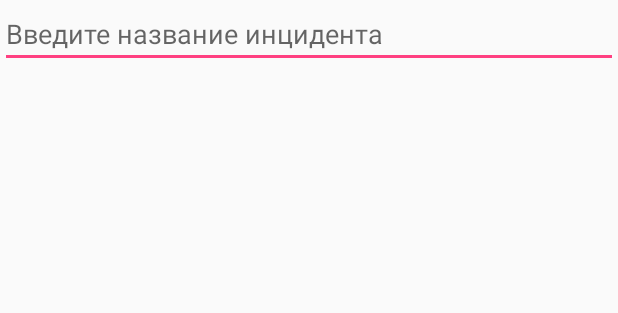
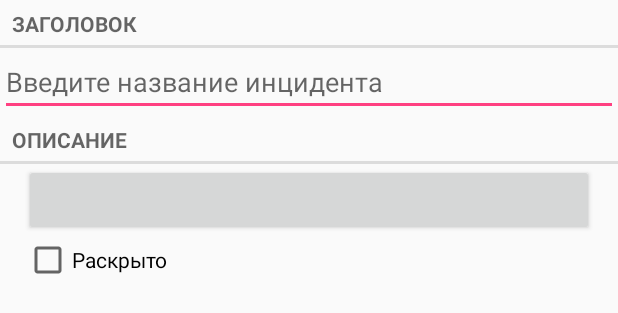
Before and after one commit to rsdev-atk/CriminalIntent, an Android app: the layout fragment_crime.xml on its own in the app's theme, with its tools: preview values and no code run, on a phone screen of 412 x 824 dp. Shown: the top 313 px of the screen. Run offline under Robolectric (Android 15) with nearby library versions, the phone set to English and light mode, and no system bars.

Commit message:
Глава 8, 22/05

```diff
--- a/app/src/main/res/layout/fragment_crime.xml
+++ b/app/src/main/res/layout/fragment_crime.xml
@@ -3,6 +3,12 @@
     android:orientation="vertical"
     android:layout_width="match_parent"
     android:layout_height="match_parent">
+
+    <TextView
+        android:layout_width="match_parent"
+        android:layout_height="wrap_content"
+        android:text="@string/crime_title_label"
+        style="?android:listSeparatorTextViewStyle"/>
 
     <EditText
         android:id="@+id/crime_title"
@@ -10,4 +16,25 @@
         android:layout_height="wrap_content"
         android:hint="@string/crime_title_hint"/>
 
+    <TextView
+        android:layout_width="match_parent"
+        android:layout_height="wrap_content"
+        android:text="@string/crime_details_label"
+        style="?android:listSeparatorTextViewStyle"/>
+
+    <Button
+        android:layout_width="match_parent"
+        android:layout_height="wrap_content"
+        android:id="@+id/crime_date"
+        android:layout_marginLeft="16dp"
+        android:layout_marginRight="16dp"/>
+
+    <CheckBox
+        android:layout_width="match_parent"
+        android:layout_height="wrap_content"
+        android:id="@+id/crime_solved"
+        android:layout_marginLeft="16dp"
+        android:layout_marginRight="16dp"
+        android:text="@string/crime_solved_label"/>
+
 </LinearLayout>
--- a/app/src/main/res/values/strings.xml
+++ b/app/src/main/res/values/strings.xml
@@ -1,4 +1,7 @@
 <resources>
     <string name="app_name">CriminalIntent</string>
     <string name="crime_title_hint">Введите название инцидента</string>
+    <string name="crime_title_label">Заголовок</string>
+    <string name="crime_details_label">Описание</string>
+    <string name="crime_solved_label">Раскрыто</string>
 </resources>
```
Also changed, not shown: app/src/main/java/ru/rsdev/criminalintent/Crime.java (+23 -3 lines), app/src/main/java/ru/rsdev/criminalintent/CrimeFragment.java (+19 -1 lines).
